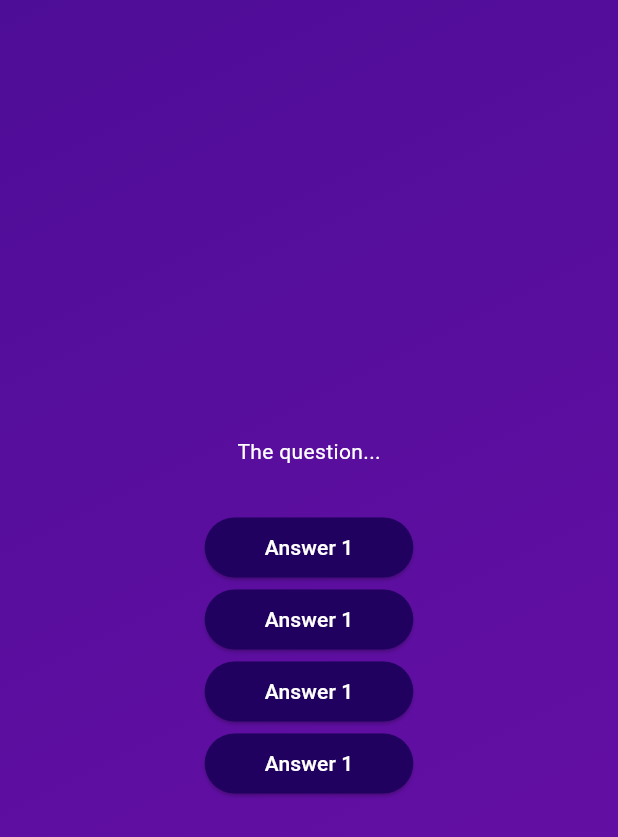
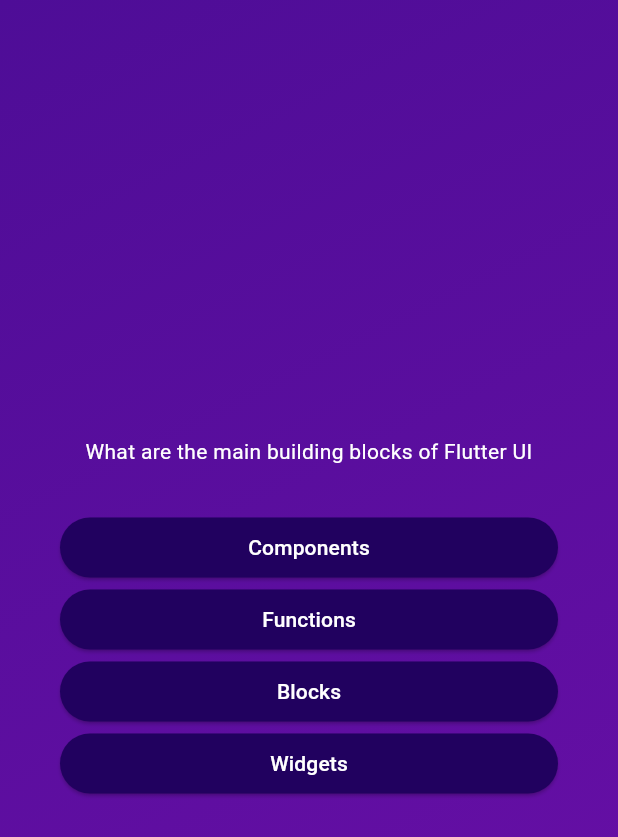
Before and after one commit to erickmwarama2/quiz-app, a Flutter app: the screen it shows after launch, after a tap on "Start Quiz", on a phone screen of 412 x 824 dp. Shown: the top 837 px of the screen. Run offline on Flutter 3.47's test engine with Material 3 defaults, Android fonts, the phone set to English and light mode, and no system bars.

Commit message:
shuffle answers

```diff
--- a/lib/answer_button.dart
+++ b/lib/answer_button.dart
@@ -16,7 +16,7 @@ class AnswerButton extends StatelessWidget {
         foregroundColor: Colors.white,
         shape: RoundedRectangleBorder(borderRadius: BorderRadius.circular(40),)
       ),
-      child: const Text('Answer 1'),
+      child: Text(answerText),
     );
   }
 }
--- a/lib/models/quiz_question.dart
+++ b/lib/models/quiz_question.dart
@@ -4,4 +4,10 @@ class QuizQuestion {
 
   final String text;
   final List<String> answers;
+
+  List<String> getShuffledAnswers() {
+    final shuffledList = List.of(answers);
+    shuffledList.shuffle();
+    return shuffledList;
+  }
 }
--- a/lib/questions_screen.dart
+++ b/lib/questions_screen.dart
@@ -1,5 +1,6 @@
 import 'package:flutter/material.dart';
 import 'package:quiz_app/answer_button.dart';
+import 'package:quiz_app/data/questions.dart';
 
 class QuestionsScreen extends StatefulWidget {
   const QuestionsScreen({super.key});
@@ -13,20 +14,28 @@ class QuestionsScreen extends StatefulWidget {
 class _QuestionsScreenState extends State<QuestionsScreen> {
   @override
   Widget build(BuildContext context) {
+    final currentQuestion = questions[0];
     return SizedBox(
       width: double.infinity,
+      child: Container(
+        margin: const EdgeInsets.all(40),
         child: Column(
           mainAxisAlignment: MainAxisAlignment.center,
+          crossAxisAlignment: CrossAxisAlignment.stretch,
           children: [
-          const Text('The question...', style: TextStyle(color: Colors.white),),
+            Text(
+              currentQuestion.text,
+              style: const TextStyle(color: Colors.white),
+              textAlign: TextAlign.center,
+            ),
             const SizedBox(
               height: 30,
             ),
-          AnswerButton('Answer 1', () { }),
-          AnswerButton('Answer 2', () { }),
-          AnswerButton('Answer 3', () { }),
-          AnswerButton('Answer 4', () { }),
+            ...currentQuestion.getShuffledAnswers().map((answer) {
+              return AnswerButton(answer, () {});
+            }),
           ],
+        ),
       ),
     );
   }
```
Lines whose indentation alone changed are shown as unchanged.
